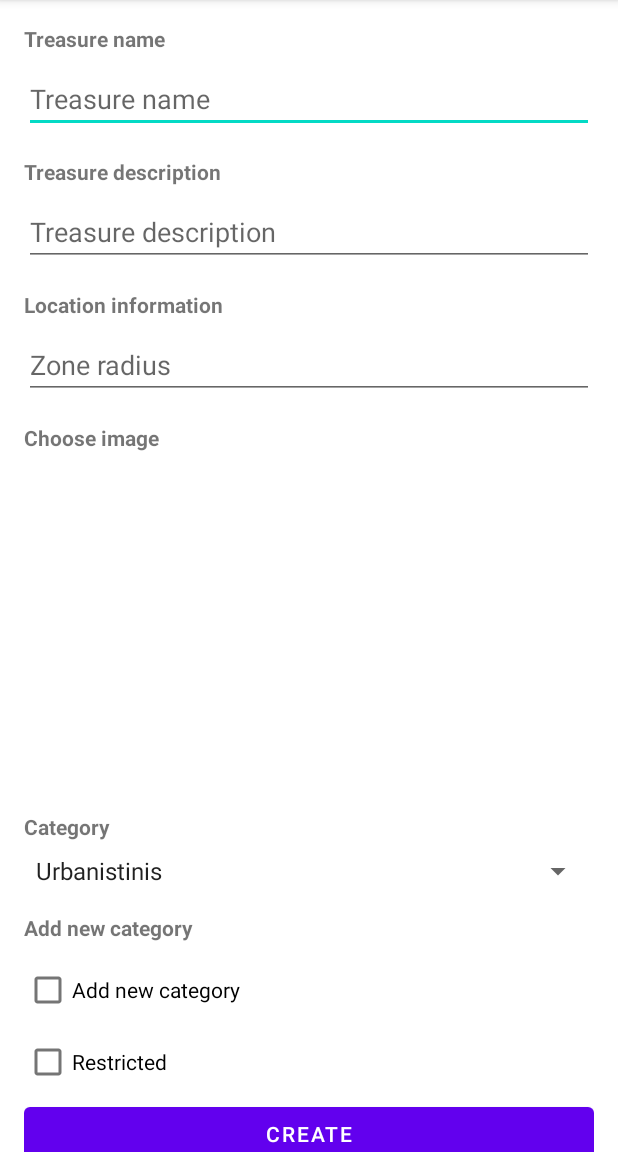
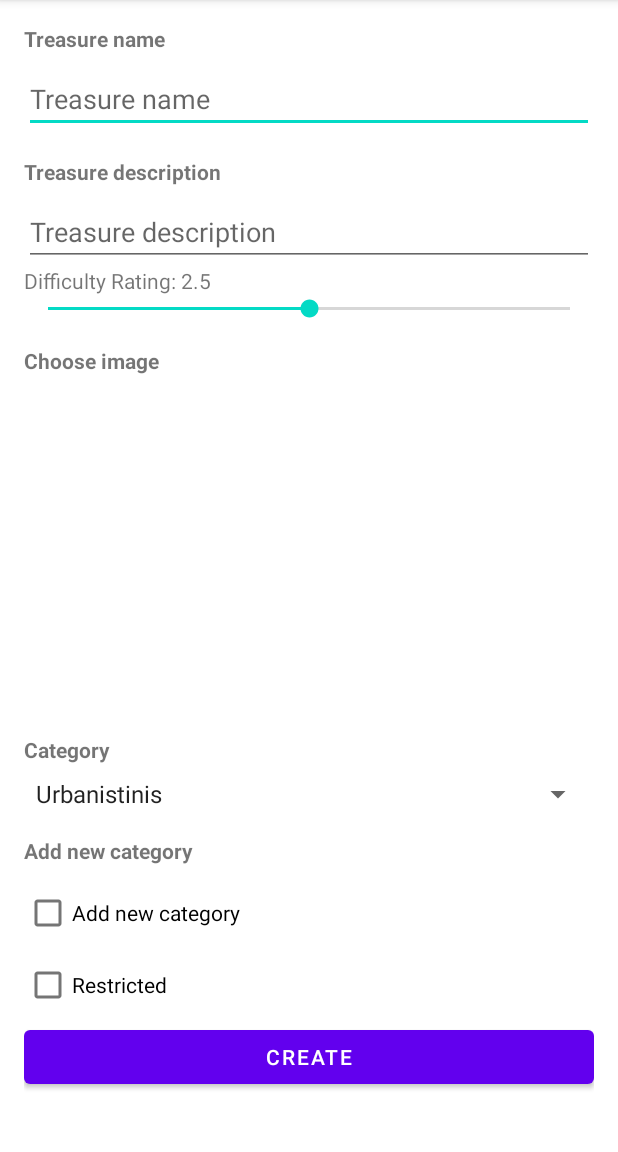
Before and after one commit to PureDarkZ990/LobiuIeskojimoSistema, an Android app: the EditCacheActivity screen opened directly, with no data from a screen before it, after a tap on "CREATE", on a phone screen of 412 x 824 dp, the part 84-1236 px from its top. Run offline under Robolectric (Android 15) with nearby library versions, the phone set to English and light mode, and no system bars; 1 statement that could not run was skipped; 2 other taps on this screen came first.

Commit message:
Session user assigning etc.

```diff
--- a/app/src/main/kotlin/com/example/lobiupaieskossistema/caches/EditCacheActivity.kt
+++ b/app/src/main/kotlin/com/example/lobiupaieskossistema/caches/EditCacheActivity.kt
@@ -7,16 +7,22 @@ import android.graphics.Bitmap
 import android.graphics.drawable.BitmapDrawable
 import android.net.Uri
 import android.os.Bundle
+import android.view.View
 import android.widget.*
 import androidx.appcompat.app.AppCompatActivity
 import com.example.lobiupaieskossistema.R
 import com.example.lobiupaieskossistema.dao.CacheGroupDAO
 import com.example.lobiupaieskossistema.dao.UserCacheDAO
+import com.example.lobiupaieskossistema.data.CacheCategoryData
 import com.example.lobiupaieskossistema.data.CacheData
+import com.example.lobiupaieskossistema.data.CacheGroupData
 import com.example.lobiupaieskossistema.data.CategoryData
 import com.example.lobiupaieskossistema.data.GroupData
+import com.example.lobiupaieskossistema.data.UserCacheData
 import com.example.lobiupaieskossistema.data.UserData
+import com.example.lobiupaieskossistema.data.UserGroupData
 import com.example.lobiupaieskossistema.models.Cache
+import com.example.lobiupaieskossistema.models.CacheCategory
 import com.example.lobiupaieskossistema.models.CacheGroup
 import com.example.lobiupaieskossistema.models.Category
 import com.example.lobiupaieskossistema.models.UserCache
@@ -30,7 +36,6 @@ class EditCacheActivity : AppCompatActivity() {
 
     private lateinit var cacheNameInput: EditText
     private lateinit var cacheDescriptionInput: EditText
-    private lateinit var zoneRadiusInput: EditText
     private lateinit var categorySpinner: Spinner
     private lateinit var addNewCategoryCheckbox: CheckBox
     private lateinit var newCategoryInput: EditText
@@ -44,7 +49,10 @@ class EditCacheActivity : AppCompatActivity() {
     private lateinit var userListView: ListView
     private lateinit var groupListView: ListView
     private lateinit var cacheImageView: ImageView
+    private lateinit var difficultyLabel: TextView
+    private lateinit var difficultySeekBar: SeekBar
     private var cacheId: Int = -1
+    private var selectedCategoryId: Int = -1
     private var cache: Cache? = null
     private var selectedImageUri: Uri? = null
 
@@ -55,13 +63,16 @@ class EditCacheActivity : AppCompatActivity() {
         UserData.initialize(this)
         GroupData.initialize(this)
         CategoryData.initialize(this)
+        CacheGroupData.initialize(this)
+        CacheCategoryData.initialize(this)
+        UserCacheData.initialize(this)
+        UserGroupData.initialize(this)
 
         cacheId = intent.getIntExtra("cacheId", -1)
         cache = CacheData.get(cacheId)
 
         cacheNameInput = findViewById(R.id.cacheNameInput)
         cacheDescriptionInput = findViewById(R.id.cacheDescriptionInput)
-        zoneRadiusInput = findViewById(R.id.zoneRadiusInput)
         categorySpinner = findViewById(R.id.categorySpinner)
         addNewCategoryCheckbox = findViewById(R.id.addNewCategoryCheckbox)
         newCategoryInput = findViewById(R.id.newCategoryInput)
@@ -75,10 +86,11 @@ class EditCacheActivity : AppCompatActivity() {
         userListView = findViewById(R.id.userListView)
         groupListView = findViewById(R.id.groupListView)
         cacheImageView = findViewById(R.id.cacheImageView)
-
+        difficultySeekBar = findViewById(R.id.difficultySeekBar)
+        difficultyLabel = findViewById(R.id.difficultyLabel)
         val users = UserData.getAll()
         val groups = GroupData.getAll()
-        val categories = CategoryData.getAll()
+        var categories = CategoryData.getAll()
 
         val userAdapter = ArrayAdapter(this, android.R.layout.simple_list_item_multiple_choice, users.map { it.username })
         userListView.adapter = userAdapter
@@ -92,13 +104,59 @@ class EditCacheActivity : AppCompatActivity() {
         categoryAdapter.setDropDownViewResource(android.R.layout.simple_spinner_dropdown_item)
         categorySpinner.adapter = categoryAdapter
 
+
+        categorySpinner.onItemSelectedListener = object : AdapterView.OnItemSelectedListener {
+            override fun onItemSelected(parent: AdapterView<*>, view: View, position: Int, id: Long) {
+                selectedCategoryId = categories[position].id
+            }
+
+            override fun onNothingSelected(parent: AdapterView<*>) {
+                selectedCategoryId = -1
+            }
+        }
         cache?.let {
             cacheNameInput.setText(it.name)
             cacheDescriptionInput.setText(it.description)
-            zoneRadiusInput.setText(it.zoneRadius.toString())
             privateCacheCheckbox.isChecked = it.private == 1
+
+            val assignedUsers = UserCacheData.getAll().filter { userCache -> userCache.cacheId == it.id }
+            for (i in 0 until userAdapter.count) {
+                val user = users[i]
+                if (assignedUsers.any { userCache -> userCache.userId == user.id }) {
+                    userListView.setItemChecked(i, true)
+                }
+            }
+
+            val assignedGroups = CacheGroupData.getAll().filter { cacheGroup -> cacheGroup.cacheId == it.id }
+            for (i in 0 until groupAdapter.count) {
+                val group = groups[i]
+                if (assignedGroups.any { cacheGroup -> cacheGroup.groupId == group.id }) {
+                    groupListView.setItemChecked(i, true)
+                }
+            }
+
         }
 
+        assignGroupButton.setOnClickListener {
+            groupListView.visibility = ListView.VISIBLE
+            userListView.visibility = ListView.GONE
+        }
+
+        assignPersonButton.setOnClickListener {
+            userListView.visibility = ListView.VISIBLE
+            groupListView.visibility = ListView.GONE
+        }
+        privateCacheCheckbox.setOnCheckedChangeListener { _, isChecked ->
+            if (isChecked) {
+                assignGroupButton.visibility = Button.VISIBLE
+                assignPersonButton.visibility = Button.VISIBLE
+            } else {
+                assignGroupButton.visibility = Button.GONE
+                assignPersonButton.visibility = Button.GONE
+                userListView.visibility = ListView.GONE
+                groupListView.visibility = ListView.GONE
+            }
+        }
         addNewCategoryCheckbox.setOnCheckedChangeListener { _, isChecked ->
             if (isChecked) {
                 newCategoryInput.visibility = EditText.VISIBLE
@@ -113,22 +171,12 @@ class EditCacheActivity : AppCompatActivity() {
             }
         }
 
-        privateCacheCheckbox.setOnCheckedChangeListener { _, isChecked ->
-            if (isChecked) {
-                assignGroupButton.visibility = Button.VISIBLE
-                assignPersonButton.visibility = Button.VISIBLE
-            } else {
-                assignGroupButton.visibility = Button.GONE
-                assignPersonButton.visibility = Button.GONE
-            }
-        }
-
         addCategoryButton.setOnClickListener {
             val newCategoryName = newCategoryInput.text.toString()
             val newCategoryDescription = categoryDescriptionInput.text.toString()
             if (newCategoryName.isNotEmpty()) {
                 val newCategory = Category(0, newCategoryName, newCategoryDescription)
-                CategoryData.add(newCategory)
+                val categoryId=CategoryData.add(newCategory)
                 (categorySpinner.adapter as ArrayAdapter<String>).add(newCategoryName)
                 newCategoryInput.text.clear()
                 categoryDescriptionInput.text.clear()
@@ -137,24 +185,30 @@ class EditCacheActivity : AppCompatActivity() {
                 categoryDescriptionLabel.visibility = TextView.GONE
                 categoryDescriptionInput.visibility = EditText.GONE
                 addNewCategoryCheckbox.isChecked = false
+                categories = CategoryData.getAll()
             }
         }
+        val defaultDifficulty = 2.5
+        difficultySeekBar.progress = (defaultDifficulty * 100).toInt()
+        difficultyLabel.text = "Difficulty Rating: $defaultDifficulty"
 
+        difficultySeekBar.setOnSeekBarChangeListener(object : SeekBar.OnSeekBarChangeListener {
+            override fun onProgressChanged(seekBar: SeekBar?, progress: Int, fromUser: Boolean) {
+                val rating = progress / 100.0
+                difficultyLabel.text = "Rating: ${rating}"
+            }
+
+            override fun onStartTrackingTouch(seekBar: SeekBar?) {}
+            override fun onStopTrackingTouch(seekBar: SeekBar?) {}
+        })
         submitCacheButton.setOnClickListener {
             val name = cacheNameInput.text.toString()
+            if (name.isEmpty()) {
+                Toast.makeText(this, "Cache name cannot be empty", Toast.LENGTH_SHORT).show()
+                return@setOnClickListener
+            }
             val description = cacheDescriptionInput.text.toString()
-            val zoneRadius = zoneRadiusInput.text.toString().toIntOrNull() ?: 0
-            val category = if (addNewCategoryCheckbox.isChecked) {
-                val newCategoryName = newCategoryInput.text.toString()
-                val newCategoryDescription = categoryDescriptionInput.text.toString()
-                val newCategory = Category(0, newCategoryName, newCategoryDescription)
-                CategoryData.add(newCategory)
-                newCategoryName
-            } else {
-                categorySpinner.selectedItem.toString()
-            }
-            val isPublic = !privateCacheCheckbox.isChecked
-            val private = privateCacheCheckbox.isChecked
+            val difficulty = difficultySeekBar.progress.toString().toDoubleOrNull() ?: 0.0
 
             val selectedUsers = userListView.checkedItemPositions
                 .let { positions -> users.filterIndexed { index, _ -> positions[index] } }
@@ -162,14 +216,17 @@ class EditCacheActivity : AppCompatActivity() {
             val selectedGroups = groupListView.checkedItemPositions
                 .let { positions -> groups.filterIndexed { index, _ -> positions[index] } }
 
+            val private = privateCacheCheckbox.isChecked
+
             cache?.let {
                 it.name = name
                 it.description = description
-                it.zoneRadius = zoneRadius
                 it.private = if (private) 1 else 0
+                it.difficulty = difficulty / 100
+                it.updatedAt = SimpleDateFormat("yyyy-MM-dd HH:mm:ss", Locale.getDefault()).format(Date())
                 CacheData.update(it)
-
-                // Update UserCache and CacheGroup
+                val cacheCategory = CacheCategory(cacheId.toInt(), selectedCategoryId)
+                CacheCategoryData.update(cacheCategory)
                 val userCacheDAO = UserCacheDAO(this)
                 val cacheGroupDAO = CacheGroupDAO(this)
                 selectedUsers.forEach { user ->
--- a/app/src/main/kotlin/com/example/lobiupaieskossistema/data/CacheCategoryData.kt
+++ b/app/src/main/kotlin/com/example/lobiupaieskossistema/data/CacheCategoryData.kt
@@ -18,7 +18,9 @@ object CacheCategoryData {
     fun getAll(): List<CacheCategory> {
         return cacheCategoryDAO.getAllCacheCategories()
     }
-
+    fun update(cacheCategory: CacheCategory) {
+        cacheCategoryDAO.updateCacheCategory(cacheCategory)
+    }
     fun delete(cacheId: Int, categoryId: Int) {
         cacheCategoryDAO.deleteCacheCategory(cacheId, categoryId)
     }
--- a/app/src/main/res/layout/add_cache.xml
+++ b/app/src/main/res/layout/add_cache.xml
@@ -123,7 +123,7 @@
             android:id="@+id/privateCacheCheckbox"
             android:layout_width="wrap_content"
             android:layout_height="wrap_content"
-            android:text="@string/private_cache"
+            android:text="@string/restricted"
             android:visibility="visible"
             tools:visibility="visible" />
 
--- a/app/src/main/res/layout/edit_cache.xml
+++ b/app/src/main/res/layout/edit_cache.xml
@@ -37,22 +37,17 @@
             android:layout_height="wrap_content"
             android:hint="@string/cache_description"
             android:inputType="textMultiLine" />
-
         <TextView
+            android:id="@+id/difficultyLabel"
             android:layout_width="wrap_content"
             android:layout_height="wrap_content"
-            android:text="@string/location_info"
-            android:textStyle="bold"
-            android:paddingTop="16dp"
-            android:paddingBottom="8dp" />
+            android:text="@string/difficulty" />
 
-        <EditText
-            android:id="@+id/zoneRadiusInput"
+        <SeekBar
+            android:id="@+id/difficultySeekBar"
             android:layout_width="match_parent"
             android:layout_height="wrap_content"
-            android:hint="@string/zone_radius"
-            android:inputType="number" />
-
+            android:max="500" />
         <TextView
             android:layout_width="wrap_content"
             android:layout_height="wrap_content"
@@ -131,35 +126,38 @@
             android:id="@+id/privateCacheCheckbox"
             android:layout_width="wrap_content"
             android:layout_height="wrap_content"
-            android:text="@string/restricted" />
+            android:text="@string/restricted"
+            android:visibility="visible"
+            tools:visibility="visible" />
 
         <Button
             android:id="@+id/assignGroupButton"
-            android:layout_width="match_parent"
+            android:layout_width="wrap_content"
             android:layout_height="wrap_content"
             android:text="@string/assign_group"
+            tools:visibility="gone"
             android:visibility="gone" />
 
+        <ListView
+            android:id="@+id/groupListView"
+            android:layout_width="match_parent"
+            android:layout_height="160dp"
+            android:visibility="gone" />
         <Button
             android:id="@+id/assignPersonButton"
-            android:layout_width="match_parent"
+            android:layout_width="wrap_content"
             android:layout_height="wrap_content"
             android:text="@string/assign_person"
+            tools:visibility="gone"
             android:visibility="gone" />
 
         <ListView
             android:id="@+id/userListView"
             android:layout_width="match_parent"
-            android:layout_height="wrap_content"
-            android:choiceMode="multipleChoice"
+            android:layout_height="160dp"
             android:visibility="gone" />
 
-        <ListView
-            android:id="@+id/groupListView"
-            android:layout_width="match_parent"
-            android:layout_height="wrap_content"
-            android:choiceMode="multipleChoice"
-            android:visibility="gone" />
+
 
         <Button
             android:id="@+id/submitCacheButton"
```
